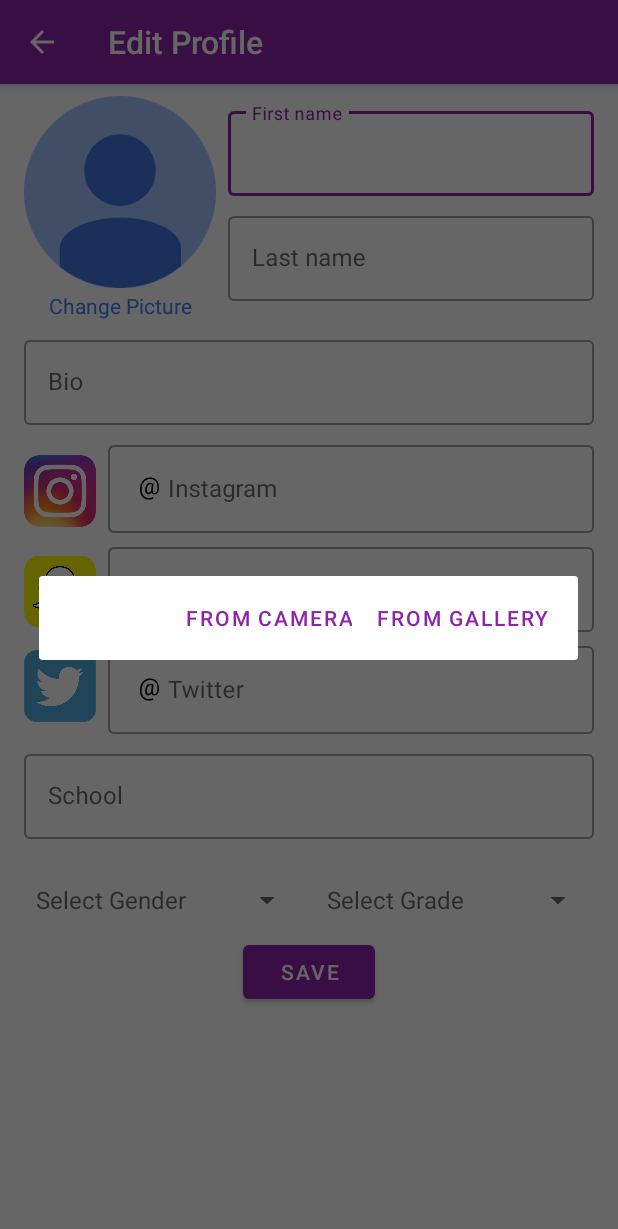
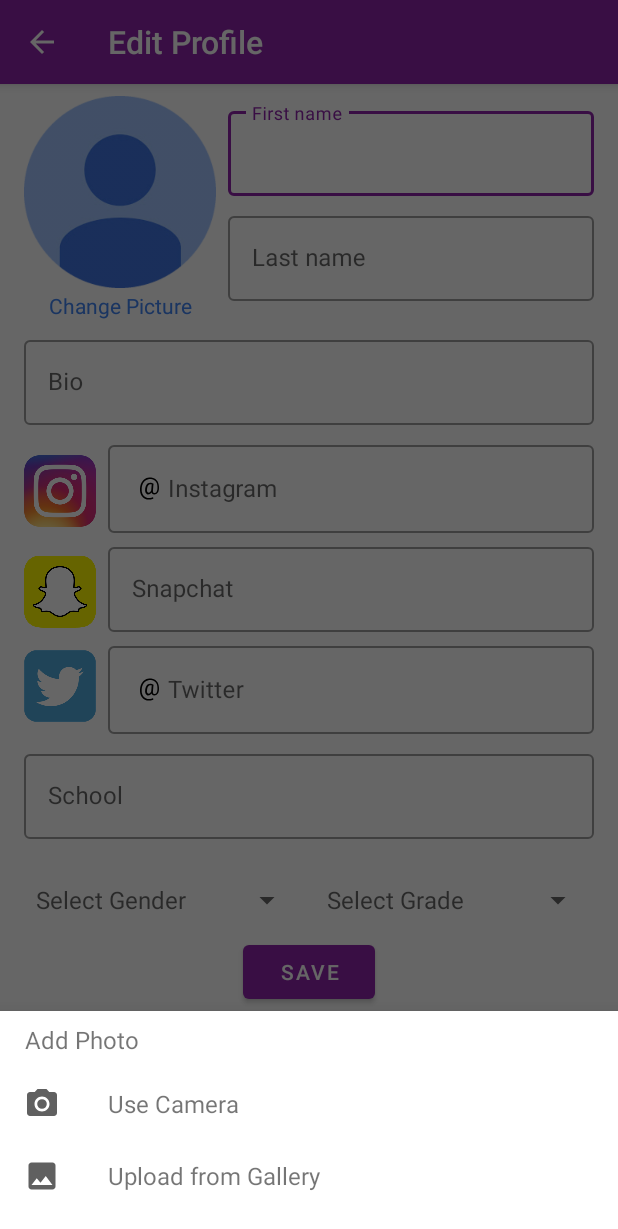
Before and after one commit to crowdfluence/PromdateAndroid, an Android app: the SettingsFragment screen opened through its navigation route, after a tap on an icon or button, on a phone screen of 412 x 824 dp. Shown: the top 1229 px of the screen. Run offline under Robolectric (Android 15) with nearby library versions, the phone set to English and light mode, and no system bars; our stand-ins replace Picasso, navigation-ui; libraries missing offline, so code that uses them is left out: com.yalantis.ucrop; pictures from the network do not load; Roboto replaces fonts that are not available here; 1 statement that could not run was skipped.

Commit message:
Improved look of photo selection dialog

```diff
--- a/app/src/main/java/com/example/logan/promdate/data/SinglesDataSource.kt
+++ b/app/src/main/java/com/example/logan/promdate/data/SinglesDataSource.kt
@@ -28,7 +28,7 @@ class SinglesDataSource(private val token: String) : PositionalDataSource<User>(
                     if (response.body()?.status != 200) {
                         Log.e(
                             "SinglesDataSource",
-                            response.body()?.toString()
+                            response.body()?.toString() ?: ("No response from the server")
                         )
                     }
                     callback.onResult(singles.unmatchedUsers, params.requestedStartPosition, singles.maxUnmatched)
--- a/app/src/main/java/com/example/logan/promdate/ui/SettingsFragment.kt
+++ b/app/src/main/java/com/example/logan/promdate/ui/SettingsFragment.kt
@@ -32,12 +32,10 @@ import android.content.Intent
 import android.content.pm.PackageManager
 import android.net.Uri
 import android.os.Environment
+import android.widget.LinearLayout
 import androidx.core.app.ActivityCompat
 import androidx.core.net.toFile
-import com.example.logan.promdate.util.ApiAccessor
-import com.example.logan.promdate.util.CircleTransformation
-import com.example.logan.promdate.util.HintAdapter
-import com.example.logan.promdate.util.LoadUrl
+import com.example.logan.promdate.util.*
 import com.squareup.picasso.MemoryPolicy
 import com.yalantis.ucrop.UCrop
 import okhttp3.MediaType
@@ -441,15 +439,13 @@ class SettingsFragment : Fragment() {
     }
 
     private fun showImagePickerDialog() {
-        AlertDialog.Builder(context)
-            .setCancelable(true)
-            .setPositiveButton("From Gallery") { _, _ ->
-                openGallery()
-            }
-            .setNegativeButton("From Camera") { _, _ ->
-                openCamera()
-            }
-            .show()
+        val dialog = AddPhotoDialogFragment.newInstance()
+        dialog.setOnCameraClick { openCamera() }
+        dialog.setOnGalleryClick { openGallery() }
+        dialog.show(
+            fragmentManager ?: throw Exception("Fragment manager not found"),
+            "add_photo_dialog_fragment"
+        )
     }
 
     companion object {
--- /dev/null
+++ b/app/src/main/java/com/example/logan/promdate/util/AddPhotoDialogFragment.kt
@@ -0,0 +1,50 @@
+package com.example.logan.promdate.util
+
+import android.os.Bundle
+import android.view.View
+import android.view.ViewGroup
+import android.view.LayoutInflater
+import com.example.logan.promdate.R
+import com.google.android.material.bottomsheet.BottomSheetDialogFragment
+import kotlinx.android.synthetic.main.dialog_image_selection.*
+
+class AddPhotoDialogFragment : BottomSheetDialogFragment(), View.OnClickListener {
+
+    private var cameraOnClick: () -> Unit = {}
+    private var galleryOnClick: () -> Unit = {}
+
+    override fun onCreateView(inflater: LayoutInflater, container: ViewGroup?, savedInstanceState: Bundle?): View? {
+        return inflater.inflate(
+            R.layout.dialog_image_selection, container,
+            false
+        )
+    }
+
+    override fun onViewCreated(view: View, savedInstanceState: Bundle?) {
+        super.onViewCreated(view, savedInstanceState)
+        from_gallery_text.setOnClickListener(this)
+        from_camera_text.setOnClickListener(this)
+    }
+
+    fun setOnCameraClick(cameraFun: () -> Unit) {
+        cameraOnClick = cameraFun
+    }
+
+    fun setOnGalleryClick(galleryFun: () -> Unit) {
+        galleryOnClick = galleryFun
+    }
+
+    override fun onClick(v: View) {
+        dismiss()
+        when (v.id) {
+            R.id.from_gallery_text -> galleryOnClick()
+            R.id.from_camera_text -> cameraOnClick()
+        }
+    }
+
+    companion object {
+        fun newInstance(): AddPhotoDialogFragment {
+            return AddPhotoDialogFragment()
+        }
+    }
+}
--- a/app/src/main/java/com/example/logan/promdate/util/ApiAccessor.kt
+++ b/app/src/main/java/com/example/logan/promdate/util/ApiAccessor.kt
@@ -33,7 +33,7 @@ interface ServerInterface {
 
     //update
     @Multipart
-    @POST("php/update.php")
+    @POST("php/updateUser.php")
     fun update(@Part("token") token: RequestBody,
                @Part("social-instagram") instagram: RequestBody,
                @Part("social-snapchat") snapchat: RequestBody,
@@ -47,7 +47,7 @@ interface ServerInterface {
                @Part image: MultipartBody.Part? = null): Call<UpdateResponse>
 
     //feed
-    @GET("php/search.php")
+    @GET("php/feed.php")
     fun getFeed(@Query("token") token: String,
                 @Query("max-users") maxUsers: Int,
                 @Query("offset") offset: Int? = null,
--- a/app/src/main/java/com/example/logan/promdate/util/LoadUrl.kt
+++ b/app/src/main/java/com/example/logan/promdate/util/LoadUrl.kt
@@ -5,9 +5,10 @@ import android.widget.ImageView
 import androidx.core.content.ContextCompat
 import com.example.logan.promdate.R
 import com.squareup.picasso.MemoryPolicy
+import com.squareup.picasso.NetworkPolicy
 import com.squareup.picasso.Picasso
 
-class LoadUrl {
+interface LoadUrl {
     companion object {
         //sets image from url & converts it to a circle
         fun loadUrl(context: Context, img: ImageView, url: String) {
@@ -25,6 +26,7 @@ class LoadUrl {
                 .resize(512, 512)
                 .centerCrop()
                 .memoryPolicy(MemoryPolicy.NO_CACHE)
+                .networkPolicy(NetworkPolicy.NO_CACHE)
                 .placeholder(R.drawable.default_profile) //TODO: Change to loading animation
                 .error(R.drawable.default_profile) //TODO: Change to actual error
                 .into(img)
--- /dev/null
+++ b/app/src/main/res/drawable/ic_camera.xml
@@ -0,0 +1,13 @@
+<vector xmlns:android="http://schemas.android.com/apk/res/android"
+    android:width="24dp"
+    android:height="24dp"
+    android:tint="@color/navMenuIcon"
+    android:viewportWidth="24.0"
+    android:viewportHeight="24.0">
+    <path
+        android:fillColor="#FF000000"
+        android:pathData="M12,12m-3.2,0a3.2,3.2 0,1 1,6.4 0a3.2,3.2 0,1 1,-6.4 0" />
+    <path
+        android:fillColor="#FF000000"
+        android:pathData="M9,2L7.17,4L4,4c-1.1,0 -2,0.9 -2,2v12c0,1.1 0.9,2 2,2h16c1.1,0 2,-0.9 2,-2L22,6c0,-1.1 -0.9,-2 -2,-2h-3.17L15,2L9,2zM12,17c-2.76,0 -5,-2.24 -5,-5s2.24,-5 5,-5 5,2.24 5,5 -2.24,5 -5,5z" />
+</vector>
--- /dev/null
+++ b/app/src/main/res/drawable/ic_gallery.xml
@@ -0,0 +1,10 @@
+<vector xmlns:android="http://schemas.android.com/apk/res/android"
+    android:width="24dp"
+    android:height="24dp"
+    android:tint="@color/navMenuIcon"
+    android:viewportWidth="24.0"
+    android:viewportHeight="24.0">
+    <path
+        android:fillColor="#FF000000"
+        android:pathData="M21,19V5c0,-1.1 -0.9,-2 -2,-2H5c-1.1,0 -2,0.9 -2,2v14c0,1.1 0.9,2 2,2h14c1.1,0 2,-0.9 2,-2zM8.5,13.5l2.5,3.01L14.5,12l4.5,6H5l3.5,-4.5z" />
+</vector>
--- /dev/null
+++ b/app/src/main/res/layout/dialog_image_selection.xml
@@ -0,0 +1,52 @@
+<LinearLayout xmlns:android="http://schemas.android.com/apk/res/android"
+    android:layout_width="match_parent"
+    android:layout_height="wrap_content"
+    android:layout_marginTop="@dimen/vertical_spacing"
+    android:layout_marginBottom="@dimen/vertical_spacing"
+    android:orientation="vertical">
+
+    <TextView
+        android:id="@+id/add_photo_text"
+        android:layout_width="wrap_content"
+        android:layout_height="wrap_content"
+        android:layout_marginStart="@dimen/edge_margin"
+        android:layout_marginTop="@dimen/vertical_spacing"
+        android:layout_marginEnd="@dimen/edge_margin"
+        android:layout_marginBottom="@dimen/vertical_spacing"
+        android:gravity="center"
+        android:text="@string/add_photo"
+        android:textSize="16sp" />
+
+    <TextView
+        android:id="@+id/from_camera_text"
+        android:layout_width="match_parent"
+        android:layout_height="48dp"
+        android:layout_marginStart="@dimen/edge_margin"
+        android:layout_marginEnd="@dimen/edge_margin"
+        android:background="?attr/selectableItemBackground"
+        android:backgroundTint="@android:color/white"
+        android:clickable="true"
+        android:drawableStart="@drawable/ic_camera"
+        android:drawablePadding="32dp"
+        android:focusable="true"
+        android:gravity="start|center_vertical"
+        android:text="@string/use_camera"
+        android:textSize="16sp" />
+
+    <TextView
+        android:id="@+id/from_gallery_text"
+        android:layout_width="match_parent"
+        android:layout_height="48dp"
+        android:layout_marginStart="@dimen/edge_margin"
+        android:layout_marginEnd="@dimen/edge_margin"
+        android:layout_marginBottom="@dimen/edge_margin"
+        android:background="?attr/selectableItemBackground"
+        android:backgroundTint="@android:color/white"
+        android:clickable="true"
+        android:drawableStart="@drawable/ic_gallery"
+        android:drawablePadding="32dp"
+        android:focusable="true"
+        android:gravity="start|center_vertical"
+        android:text="@string/upload_from_gallery"
+        android:textSize="16sp" />
+</LinearLayout>
--- a/app/src/main/res/values/strings.xml
+++ b/app/src/main/res/values/strings.xml
@@ -66,9 +66,12 @@
     <string name="preference_file_key">com.example.logan.promdate</string>
     <string name="toast_image_intent_null">Image picker option is missing!</string>
     <string name="msg_error_unable_select_profile_pic">Unable to set profile image. Please try again!</string>
-    <string name="lbl_set_profile_photo">Set profile image</string>
-    <string name="lbl_take_camera_picture">Take a picture</string>
-    <string name="lbl_choose_from_gallery">Choose from gallery</string>
+    <string name="set_profile_photo">Set profile image</string>
+    <string name="from_camera">From camera</string>
+    <string name="from_gallery">From gallery</string>
+    <string name="add_photo">Add Photo</string>
+    <string name="use_camera">Use Camera</string>
+    <string name="upload_from_gallery">Upload from Gallery</string>
 
     <string-array name="genders_array">
         <item>Male</item>
```
